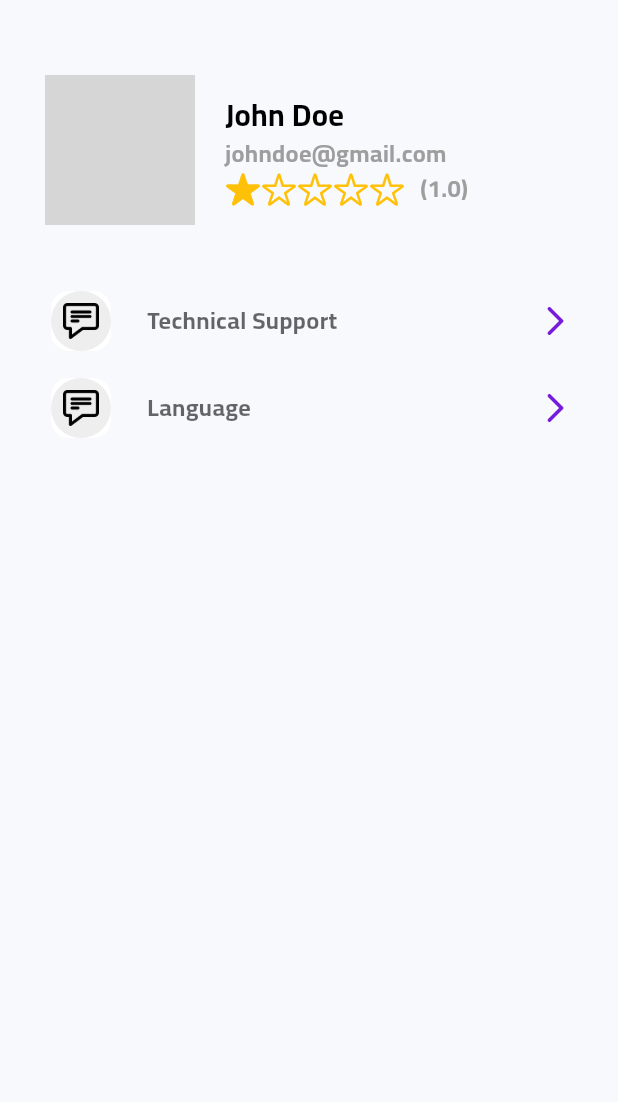
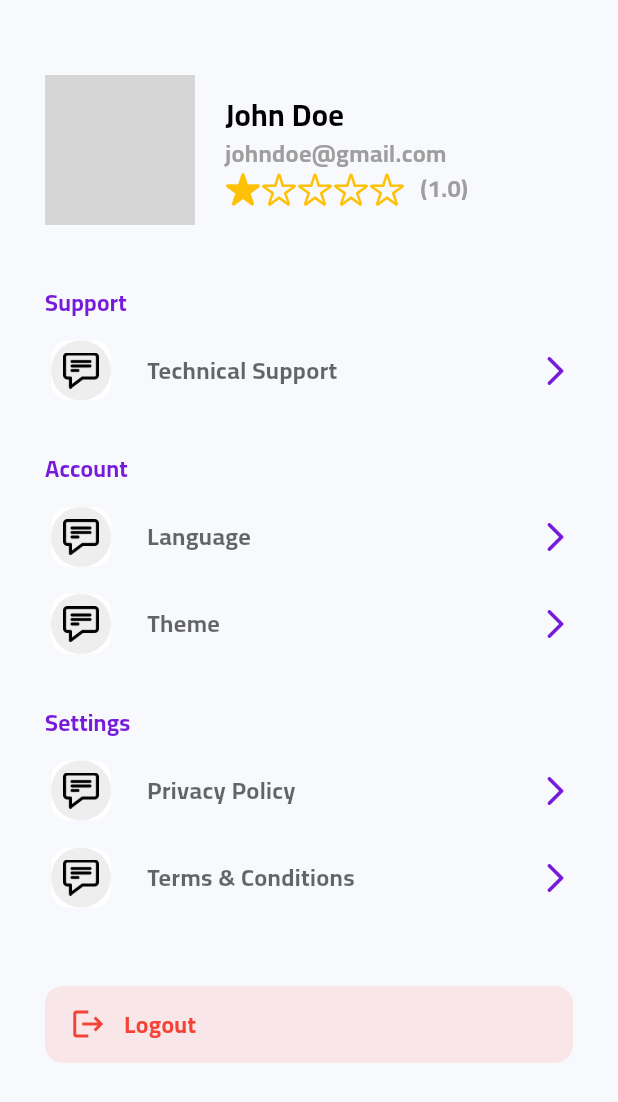
Before and after one commit to kareemzedan-dev/Taskly, a Flutter app: the ProfileViewBody widget shown alone on an empty page, opened directly, on a phone screen of 412 x 824 dp. Shown: the top 1102 px of the screen. Run offline on Flutter 3.47's test engine with Material 3 defaults, Android fonts, the phone set to English and light mode, and no system bars; our stand-ins replace animated_text_kit, bloc, connectivity_plus, dio, either_dart, flutter_bloc and 8 more; missing offline and left inert: svg_flutter; accounts and stored records are empty; grey boxes are pictures that could not be loaded.

Commit message:
fet: client profile feature begin

```diff
--- a/lib/features/client/presentation/views/client_home_view.dart
+++ b/lib/features/client/presentation/views/client_home_view.dart
@@ -1,7 +1,6 @@
 import 'package:flutter/material.dart';
 import 'package:taskly/core/widgets/custom_bottom_navigation_bar.dart';
 import 'package:taskly/features/client/presentation/views/tabs/home/presentation/views/home_tab_view.dart';
-import 'package:taskly/features/client/presentation/views/tabs/home/presentation/views/widgets/client_home_tab_view_body.dart';
 import 'package:taskly/features/client/presentation/views/tabs/messages/presentation/views/messages_tab_view.dart';
 import 'package:taskly/features/client/presentation/views/tabs/profile/presentation/views/profile_view.dart';
 
--- a/lib/features/client/presentation/views/tabs/profile/presentation/views/profile_view.dart
+++ b/lib/features/client/presentation/views/tabs/profile/presentation/views/profile_view.dart
@@ -1,5 +1,6 @@
 import 'package:flutter/material.dart';
 import 'package:flutter/widgets.dart';
+import 'package:flutter_screenutil/flutter_screenutil.dart';
 import 'package:taskly/core/utils/assets_manager.dart';
 import 'package:taskly/core/widgets/circle_icon_button.dart';
 import 'package:taskly/features/client/presentation/views/tabs/profile/presentation/views/widgets/profile_view_body.dart';
@@ -9,18 +10,26 @@ class ProfileViewTab extends StatelessWidget {
 
   @override
   Widget build(BuildContext context) {
-    return   Scaffold(
-      appBar:AppBar(
+    return Scaffold(
+      appBar: AppBar(
         backgroundColor: Colors.white,
-        title:   Text('Profile',style: Theme.of(context).textTheme.bodyLarge?.copyWith(fontWeight: FontWeight.w800) ,),
+        title: Text(
+          'Profile',
+          style: Theme.of(
+            context,
+          ).textTheme.bodyLarge?.copyWith(
+                   fontWeight: FontWeight.w700,
+            fontSize: 20.sp,),
+        ),
         actions: [
           Padding(
             padding: const EdgeInsets.symmetric(horizontal: 16.0),
-            child:   CircularIconButton(image: Assets.assetsImagesSettings),
-        )],
+            child: CircularIconButton(image: Assets.assetsImagesSettings),
+          ),
+        ],
       ),
 
-      body: ProfileViewBody()
+      body: ProfileViewBody(),
     );
   }
 }
--- a/lib/features/client/presentation/views/tabs/profile/presentation/views/widgets/account_item_row.dart
+++ b/lib/features/client/presentation/views/tabs/profile/presentation/views/widgets/account_item_row.dart
@@ -2,30 +2,28 @@ import 'package:flutter/material.dart';
 import 'package:taskly/core/utils/app_text_styles.dart';
 import 'package:taskly/core/utils/colors_manger.dart';
 
-
-class AccountItemRow extends StatefulWidget {
+class AccountItemRow extends StatelessWidget {
   const AccountItemRow({
     super.key,
     required this.image,
     required this.text,
-    this.isNotification = false,
+    this.onTap,
+    this.trailing,
+    this.textColor,
   });
 
   final String image;
   final String text;
-  final bool isNotification;
-
-  @override
-  State<AccountItemRow> createState() => _AccountItemRowState();
-}
-
-class _AccountItemRowState extends State<AccountItemRow> {
-  bool _switchValue = false;
+  final VoidCallback? onTap;
+  final Widget? trailing;
+  final Color? textColor;
 
   @override
   Widget build(BuildContext context) {
-    return Row(
-      mainAxisAlignment: MainAxisAlignment.start,
+    return InkWell(
+      onTap: onTap,
+      borderRadius: BorderRadius.circular(12),
+      child: Row(
         children: [
           Card(
             elevation: 10,
@@ -39,34 +37,25 @@ class _AccountItemRowState extends State<AccountItemRow> {
               ),
               child: Padding(
                 padding: const EdgeInsets.all(8.0),
-              child: Image.asset(widget.image, height: 16, width: 16),
+                child: Image.asset(image, height: 16, width: 16),
               ),
             ),
           ),
           const SizedBox(width: 20),
           Text(
-          widget.text,
+            text,
             style: AppTextStyles.bold16.copyWith(
-            color: ColorsManager.black.withOpacity(.6),
+              color: textColor ?? ColorsManager.black.withOpacity(.6),
             ),
           ),
           const Spacer(),
-        widget.isNotification
-            ?  Transform.scale(
-        scale: 0.8, // 👈 تصغير/تكبير السويتش
-        child: Switch(
-          value: _switchValue,
-          activeColor: ColorsManager.primary,
-          onChanged: (value) {
-            setState(() {
-              _switchValue = value;
-            });
-          },
+          trailing ??
+              const Icon(
+                Icons.arrow_forward_ios_rounded,
+                color: ColorsManager.primary,
               ),
-      )
-    :  Icon(Icons.arrow_forward_ios_rounded,
-                color: ColorsManager.primary),
         ],
+      ),
     );
   }
 }
--- a/lib/features/client/presentation/views/tabs/profile/presentation/views/widgets/profile_view_body.dart
+++ b/lib/features/client/presentation/views/tabs/profile/presentation/views/widgets/profile_view_body.dart
@@ -1,5 +1,7 @@
 import 'package:flutter/material.dart';
+import 'package:flutter_screenutil/flutter_screenutil.dart';
 import 'package:taskly/core/utils/assets_manager.dart';
+import 'package:taskly/core/utils/colors_manger.dart';
 import 'package:taskly/features/client/presentation/views/tabs/profile/presentation/views/widgets/account_item_row.dart';
 import 'package:taskly/features/client/presentation/views/tabs/profile/presentation/views/widgets/user_info_section.dart';
 
@@ -8,18 +10,104 @@ class ProfileViewBody extends StatelessWidget {
 
   @override
   Widget build(BuildContext context) {
-    return SingleChildScrollView(child: Padding(
-      padding: const EdgeInsets.all(30.0),
-      child: Column(children: [
-        SizedBox(height: 20,),
-     UserInfoSection(),
-        SizedBox(height: 40,),
-        AccountItemRow(image:Assets.assetsImagesChat6431892,text:    "Technical Support",  ),
-        SizedBox(height: 10,),
-        AccountItemRow(image:Assets.assetsImagesChat6431892,text:   "Language",  ),
+    return SingleChildScrollView(
+      child: Padding(
+        padding: const EdgeInsets.all(30.0),
+        child: Column(
+          crossAxisAlignment: CrossAxisAlignment.start,
+          children: [
+            const SizedBox(height: 20),
+            const UserInfoSection(),
 
+            const SizedBox(height: 40),
 
-      ],),
-    ));
+            Text(
+              "Support",
+              style: Theme.of(context).textTheme.titleMedium!.copyWith(
+                fontWeight: FontWeight.bold,
+                color: ColorsManager.primary,
+                fontSize: 16.sp,
+              ),
+            ),
+            const SizedBox(height: 10),
+            AccountItemRow(
+              image: Assets.assetsImagesChat6431892,
+              text: "Technical Support",
+
+            ),
+
+            const SizedBox(height: 30),
+
+            Text(
+              "Account",
+              style: Theme.of(context).textTheme.titleMedium!.copyWith(
+                fontWeight: FontWeight.bold,
+                color: ColorsManager.primary,
+                fontSize: 16.sp,
+              ),
+            ),
+            const SizedBox(height: 10),
+            AccountItemRow(
+              image: Assets.assetsImagesChat6431892,
+              text: "Language",
+            ),
+            const SizedBox(height: 10),
+            AccountItemRow(
+              image: Assets.assetsImagesChat6431892,
+              text: "Theme",
+            ),
+
+            const SizedBox(height: 30),
+
+            Text(
+              "Settings",
+              style: Theme.of(context).textTheme.titleMedium!.copyWith(
+                fontWeight: FontWeight.bold,
+                color: ColorsManager.primary,
+                fontSize: 16.sp,
+              ),
+            ),
+            const SizedBox(height: 10),
+            AccountItemRow(
+              image: Assets.assetsImagesChat6431892,
+              text: "Privacy Policy",
+            ),
+            const SizedBox(height: 10),
+            AccountItemRow(
+              image: Assets.assetsImagesChat6431892,
+              text: "Terms & Conditions",
+            ),
+
+            SizedBox(height: 50.h),
+
+            Container(
+              width: double.infinity,
+              padding: EdgeInsets.symmetric(vertical: 14.h, horizontal: 16.w),
+              decoration: BoxDecoration(
+                color: Colors.red.withOpacity(0.1),
+                borderRadius: BorderRadius.circular(12.r),
+              ),
+              child: InkWell(
+                onTap: () {},
+                child: Row(
+                  children: [
+                    Icon(Icons.logout, color: Colors.red),
+                    const SizedBox(width: 12),
+                    Text(
+                      "Logout",
+                      style: TextStyle(
+                        color: Colors.red,
+                        fontWeight: FontWeight.bold,
+                        fontSize: 16.sp,
+                      ),
+                    ),
+                  ],
+                ),
+              ),
+            ),
+          ],
+        ),
+      ),
+    );
   }
 }
```
Lines whose indentation alone changed are shown as unchanged.
